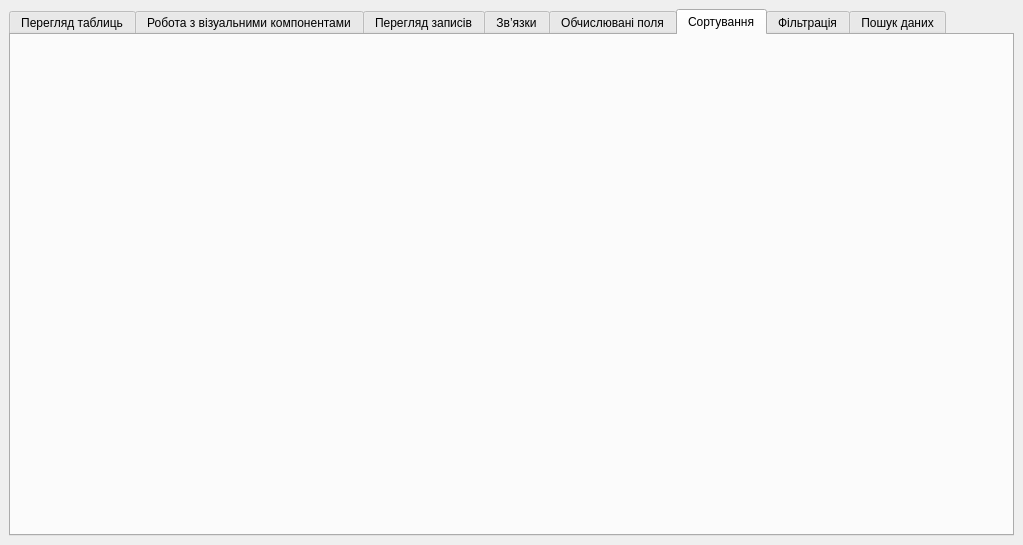
Before: the Qt Designer form III_course/2025-11-19-qt-practical-13-postgresql/rental/rental.ui in yourhostel/cpp_course, drawn with Qt 5.
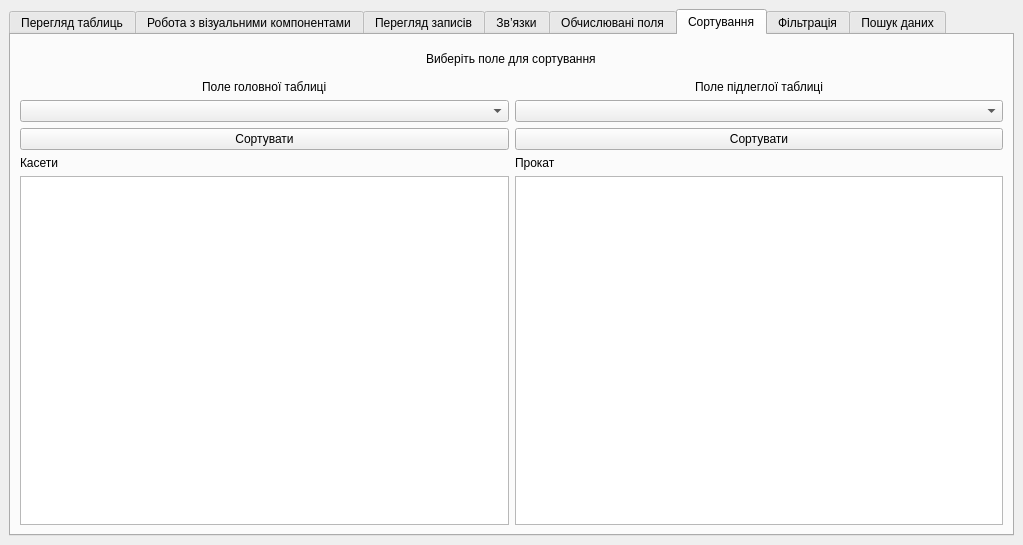
After: the same form once the commit is applied. The open tabs and pages were chosen to show the change. Icons and pictures are not drawn.

Commit message: Додано sorting_view

Diff of the .ui file:
```diff
--- a/III_course/2025-11-19-qt-practical-13-postgresql/rental/rental.ui
+++ b/III_course/2025-11-19-qt-practical-13-postgresql/rental/rental.ui
@@ -1156,6 +1156,89 @@
          <attribute name="title">
           <string>Сортування</string>
          </attribute>
+         <layout class="QHBoxLayout" name="horizontalLayout_7">
+          <item>
+           <layout class="QVBoxLayout" name="sortMainLayout" stretch="1,15">
+            <item>
+             <layout class="QHBoxLayout" name="sortHeaderLayout">
+              <item alignment="Qt::AlignmentFlag::AlignHCenter">
+               <widget class="QLabel" name="sortHeaderLabel">
+                <property name="text">
+                 <string>Виберіть поле для сортування</string>
+                </property>
+               </widget>
+              </item>
+             </layout>
+            </item>
+            <item>
+             <layout class="QHBoxLayout" name="sortContentLayout">
+              <item>
+               <layout class="QVBoxLayout" name="sortLeftLayout">
+                <item alignment="Qt::AlignmentFlag::AlignHCenter">
+                 <widget class="QLabel" name="sortTapesComboLabel">
+                  <property name="text">
+                   <string>Поле головної таблиці</string>
+                  </property>
+                 </widget>
+                </item>
+                <item>
+                 <widget class="QComboBox" name="sortTapesCombo"/>
+                </item>
+                <item>
+                 <widget class="QPushButton" name="sortTapesButton">
+                  <property name="text">
+                   <string>Сортувати</string>
+                  </property>
+                 </widget>
+                </item>
+                <item>
+                 <widget class="QLabel" name="sortTapesTableLabel">
+                  <property name="text">
+                   <string>Касети</string>
+                  </property>
+                 </widget>
+                </item>
+                <item>
+                 <widget class="QTableView" name="sortTapesTable"/>
+                </item>
+               </layout>
+              </item>
+              <item>
+               <layout class="QVBoxLayout" name="sortRightLayout">
+                <item alignment="Qt::AlignmentFlag::AlignHCenter">
+                 <widget class="QLabel" name="sortRentalsComboLabel">
+                  <property name="text">
+                   <string>Поле підлеглої таблиці</string>
+                  </property>
+                 </widget>
+                </item>
+                <item>
+                 <widget class="QComboBox" name="sortRentalsCombo"/>
+                </item>
+                <item>
+                 <widget class="QPushButton" name="sortRentalsButton">
+                  <property name="text">
+                   <string>Сортувати</string>
+                  </property>
+                 </widget>
+                </item>
+                <item>
+                 <widget class="QLabel" name="sortRentalsTableLabel">
+                  <property name="text">
+                   <string>Прокат</string>
+                  </property>
+                 </widget>
+                </item>
+                <item>
+                 <widget class="QTableView" name="sortRentalsTable"/>
+                </item>
+               </layout>
+              </item>
+             </layout>
+            </item>
+           </layout>
+          </item>
+         </layout>
         </widget>
         <widget class="QWidget" name="tabFiltering">
          <attribute name="title">
```
Left out of the diff: 2 changed lines with no effect on the pictures. The commit also changes 9 other files.
